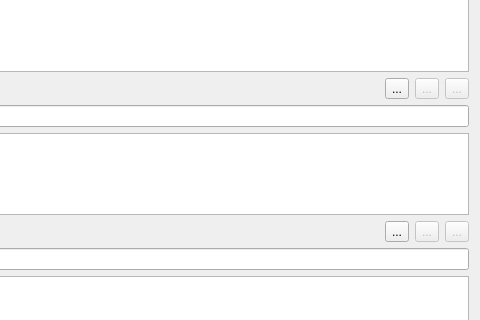
xavier-berthiaume/Recipe-Book, file recipe-book/ui/recipeform.ui: the form before one commit; both pictures show x 276 to 756 and y 284 to 604 of the 756 by 797 pixel window.
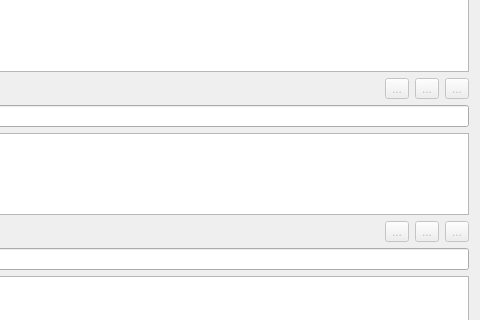
The form after the commit. Icons and pictures are not drawn.

```diff
--- a/recipe-book/ui/recipeform.ui
+++ b/recipe-book/ui/recipeform.ui
@@ -97,6 +97,9 @@
        </item>
        <item>
         <widget class="QToolButton" name="addInstructionButton">
+         <property name="enabled">
+          <bool>false</bool>
+         </property>
          <property name="text">
           <string>...</string>
          </property>
@@ -166,7 +169,10 @@
         </spacer>
        </item>
        <item>
-        <widget class="QToolButton" name="createEquipmentButton">
+        <widget class="QToolButton" name="addEquipmentButton">
+         <property name="enabled">
+          <bool>false</bool>
+         </property>
          <property name="text">
           <string>...</string>
          </property>
```
